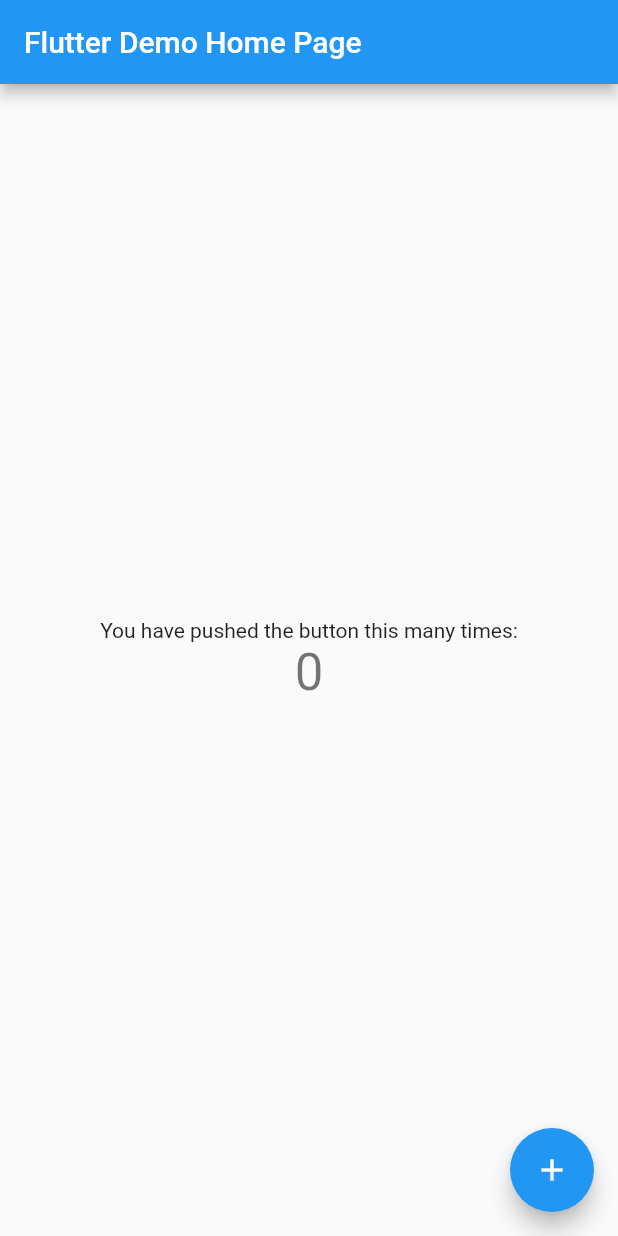
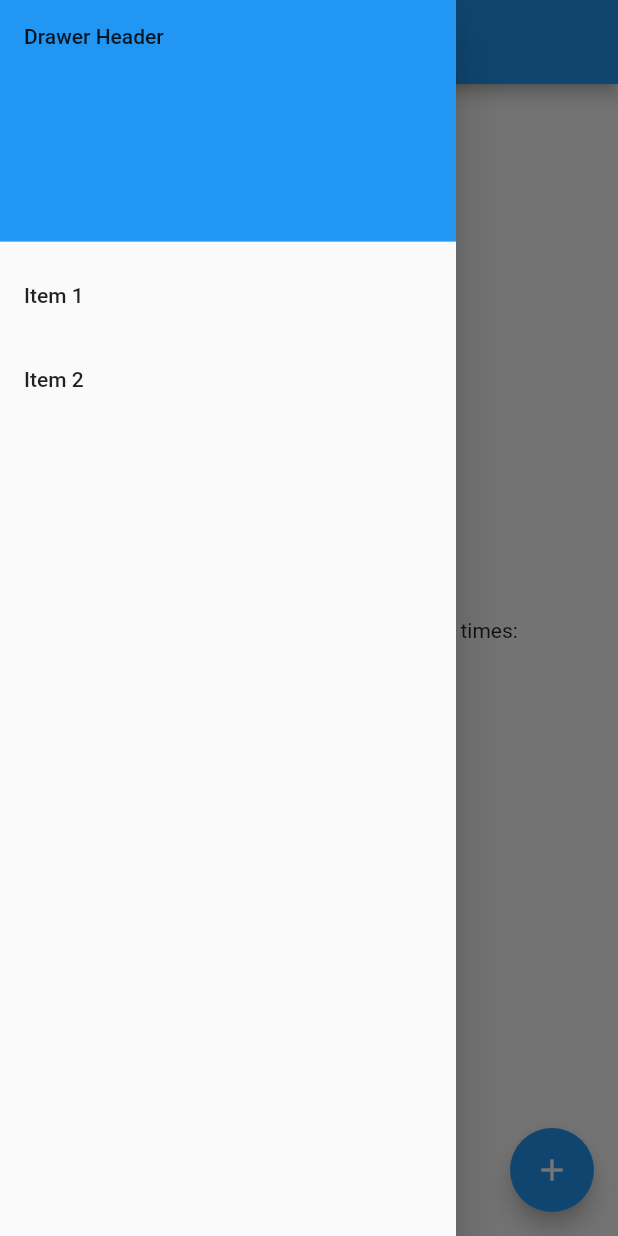
Before and after one commit to andrzej81/flutter, a Flutter app: the screen it shows after launch, with the side drawer open (before the commit the screen has no drawer), on a phone screen of 412 x 824 dp. Run offline on Flutter 3.47's test engine with Material 2 defaults, Android fonts, the phone set to English and light mode, and no system bars.

Commit message:
added drawer menu

```diff
--- a/lib/main.dart
+++ b/lib/main.dart
@@ -105,6 +105,41 @@ class _MyHomePageState extends State<MyHomePage> {
           ],
         ),
       ),
+      drawer: Drawer(
+        // Add a ListView to the drawer. This ensures the user can scroll
+        // through the options in the drawer if there isn't enough vertical
+        // space to fit everything.
+        child: ListView(
+          // Important: Remove any padding from the ListView.
+          padding: EdgeInsets.zero,
+          children: [
+            const DrawerHeader(
+              decoration: BoxDecoration(
+                color: Colors.blue,
+              ),
+              child: Text('Drawer Header'),
+            ),
+            ListTile(
+              title: const Text('Item 1'),
+              onTap: () {
+                // Update the state of the app
+                // ...
+                // Then close the drawer
+                Navigator.pop(context);
+              },
+            ),
+            ListTile(
+              title: const Text('Item 2'),
+              onTap: () {
+                // Update the state of the app
+                // ...
+                // Then close the drawer
+                Navigator.pop(context);
+              },
+            ),
+          ],
+        ),
+      ),
       floatingActionButton: FloatingActionButton(
         onPressed: _incrementCounter,
         tooltip: 'Increment',
```
